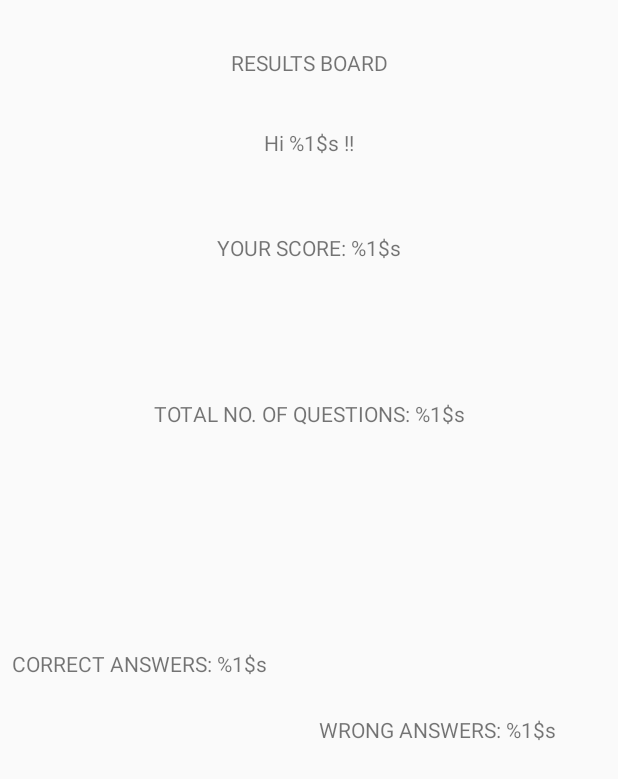
After one commit to ghanavinodhini/QuizApplication, an Android app: the layout activity_results.xml on its own in the app's theme, with its tools: preview values and no code run, on a phone screen of 412 x 824 dp. The commit adds this screen. Shown: the top 779 px of the screen. Run offline under Robolectric (Android 15) with nearby library versions, the phone set to English and light mode, and no system bars.

Commit message:
Implemented 'ResultsActivity' functionality.

```diff
--- a/app/src/main/java/com/example/quizpplication/MainActivity.kt
+++ b/app/src/main/java/com/example/quizpplication/MainActivity.kt
@@ -15,6 +15,7 @@ import kotlinx.android.synthetic.main.activity_main.*
 class MainActivity : AppCompatActivity() {
 
     lateinit var nameEditText: EditText
+    lateinit var playerName:String
 
     override fun onCreate(savedInstanceState: Bundle?)
     {
@@ -29,13 +30,14 @@ class MainActivity : AppCompatActivity() {
             if(nameEditText.text.toString() != "")
             {
                 Log.d("!!!", "Hej ${nameEditText.text}")
+                playerName = nameEditText.text.toString()
                 startQuizQuestionActivity()
 
             }
             else
             {
                 Log.d("!!!", "No name entered")
-                Toast.makeText(this,"Please Enter Your Name", Toast.LENGTH_SHORT).show()
+                Toast.makeText(this,"Please Enter Your Name", Toast.LENGTH_LONG).show()
             }
         }
     }
@@ -43,6 +45,8 @@ class MainActivity : AppCompatActivity() {
     fun startQuizQuestionActivity()
     {
         val intent = Intent(this,QuizQuestionActivity::class.java)
+
+        intent.putExtra("playerName",playerName)
         //Start Quiz Question activity
         startActivity(intent)
 
--- /dev/null
+++ b/app/src/main/res/drawable/doneall_outline.xml
@@ -0,0 +1,5 @@
+<vector android:height="25dp" android:tint="#C26AD1"
+    android:viewportHeight="24" android:viewportWidth="24"
+    android:width="25dp" xmlns:android="http://schemas.android.com/apk/res/android">
+    <path android:fillColor="@android:color/white" android:pathData="M19.77,5.03l1.4,1.4L8.43,19.17l-5.6,-5.6 1.4,-1.4 4.2,4.2L19.77,5.03m0,-2.83L8.43,13.54l-4.2,-4.2L0,13.57 8.43,22 24,6.43 19.77,2.2z"/>
+</vector>
--- /dev/null
+++ b/app/src/main/res/layout/activity_results.xml
@@ -0,0 +1,107 @@
+<?xml version="1.0" encoding="utf-8"?>
+<androidx.constraintlayout.widget.ConstraintLayout xmlns:android="http://schemas.android.com/apk/res/android"
+    xmlns:app="http://schemas.android.com/apk/res-auto"
+    xmlns:tools="http://schemas.android.com/tools"
+    android:layout_width="match_parent"
+    android:layout_height="match_parent"
+    tools:context=".ResultsActivity">
+
+    <androidx.constraintlayout.widget.Guideline
+        android:id="@+id/guideline1"
+        android:layout_width="wrap_content"
+        android:layout_height="wrap_content"
+        android:orientation="horizontal"
+        app:layout_constraintGuide_begin="72dp"
+        app:layout_constraintGuide_percent="0.1" />
+
+    <androidx.constraintlayout.widget.Guideline
+        android:id="@+id/guideline2"
+        android:layout_width="wrap_content"
+        android:layout_height="wrap_content"
+        android:orientation="horizontal"
+        app:layout_constraintGuide_begin="98dp"
+        app:layout_constraintGuide_percent="0.15" />
+
+    <androidx.constraintlayout.widget.Guideline
+        android:id="@+id/guideline3"
+        android:layout_width="wrap_content"
+        android:layout_height="wrap_content"
+        android:orientation="horizontal"
+        app:layout_constraintGuide_begin="173dp"
+        app:layout_constraintGuide_percent="0.25" />
+
+    <androidx.constraintlayout.widget.Guideline
+        android:id="@+id/guideline4"
+        android:layout_width="wrap_content"
+        android:layout_height="wrap_content"
+        android:orientation="horizontal"
+        app:layout_constraintGuide_begin="410dp"
+        app:layout_constraintGuide_percent="1.0" />
+
+    <TextView
+        android:id="@+id/resultsTextView"
+        android:layout_width="wrap_content"
+        android:layout_height="wrap_content"
+        android:text="@string/reults_textview"
+        app:layout_constraintBottom_toTopOf="@+id/guideline1"
+        app:layout_constraintEnd_toEndOf="parent"
+        app:layout_constraintStart_toStartOf="parent"
+        app:layout_constraintTop_toTopOf="parent" />
+
+    <TextView
+        android:id="@+id/playerName_textView"
+        android:layout_width="wrap_content"
+        android:layout_height="wrap_content"
+        android:text="@string/playername_textview"
+        app:layout_constraintBottom_toTopOf="@+id/guideline2"
+        app:layout_constraintEnd_toEndOf="parent"
+        app:layout_constraintStart_toStartOf="parent"
+        app:layout_constraintTop_toBottomOf="@+id/resultsTextView"
+        app:layout_constraintVertical_bias="0.642" />
+
+    <TextView
+        android:id="@+id/score_textView"
+        android:layout_width="wrap_content"
+        android:layout_height="wrap_content"
+        android:text="@string/score_textview"
+        app:layout_constraintBottom_toTopOf="@+id/guideline3"
+        app:layout_constraintEnd_toEndOf="parent"
+        app:layout_constraintStart_toStartOf="parent"
+        app:layout_constraintTop_toTopOf="@+id/guideline2" />
+
+    <TextView
+        android:id="@+id/totalQuestions_textView"
+        android:layout_width="wrap_content"
+        android:layout_height="wrap_content"
+        android:text="@string/totalQuestions_textview"
+        app:layout_constraintBottom_toTopOf="@+id/guideline4"
+        app:layout_constraintEnd_toEndOf="parent"
+        app:layout_constraintStart_toStartOf="parent"
+        app:layout_constraintTop_toTopOf="@+id/guideline3"
+        app:layout_constraintVertical_bias="0.1" />
+
+    <TextView
+        android:id="@+id/correctlyAnswered_textView"
+        android:layout_width="wrap_content"
+        android:layout_height="wrap_content"
+        android:layout_marginStart="8dp"
+        android:text="@string/correctlyAnswered_textview"
+        app:layout_constraintBottom_toTopOf="@+id/guideline4"
+        app:layout_constraintStart_toStartOf="parent"
+        app:layout_constraintTop_toTopOf="@+id/guideline3"
+        app:layout_constraintVertical_bias="0.379" />
+
+    <TextView
+        android:id="@+id/wronglyAnswered_textView"
+        android:layout_width="wrap_content"
+        android:layout_height="wrap_content"
+        android:layout_marginEnd="8dp"
+        android:layout_marginBottom="328dp"
+        android:text="@string/wronglyAnswered_textview"
+        app:layout_constraintBottom_toBottomOf="parent"
+        app:layout_constraintEnd_toEndOf="parent"
+        app:layout_constraintHorizontal_bias="0.514"
+        app:layout_constraintStart_toEndOf="@+id/correctlyAnswered_textView"
+        app:layout_constraintTop_toTopOf="@+id/guideline3"
+        app:layout_constraintVertical_bias="1.0" />
+</androidx.constraintlayout.widget.ConstraintLayout>
--- a/app/src/main/res/values/strings.xml
+++ b/app/src/main/res/values/strings.xml
@@ -7,4 +7,12 @@
     <string name="progrssBar_text">0/5</string>
     <string name="submit_button">SUBMIT</string>
     <string name="next_button">NEXT</string>
+    <string name="reults_textview">RESULTS BOARD</string>
+    <string name="playername_textview">Hi %1$s !!</string>
+
+    <string name="score_textview">YOUR SCORE: %1$s</string>
+    <string name="totalQuestions_textview">TOTAL NO. OF QUESTIONS: %1$s </string>
+    <string name="correctlyAnswered_textview">CORRECT ANSWERS: %1$s </string>
+    <string name="wronglyAnswered_textview">WRONG ANSWERS: %1$s </string>
+    <string name="finishBtn_text">FINISH</string>
 </resources>
```
Also changed, not shown: app/src/main/AndroidManifest.xml (+3 -5 lines), app/src/main/java/com/example/quizpplication/QuizQuestionActivity.kt (+42 -6 lines), app/src/main/java/com/example/quizpplication/ResultsActivity.kt (added, +45 -0 lines), app/src/main/res/drawable/selected_option_border_bg.xml (deleted, +0 -8 lines), app/src/main/res/layout/activity_main.xml (+6 -2 lines), app/src/main/res/layout/activity_quiz_question.xml (+32 -12 lines).
